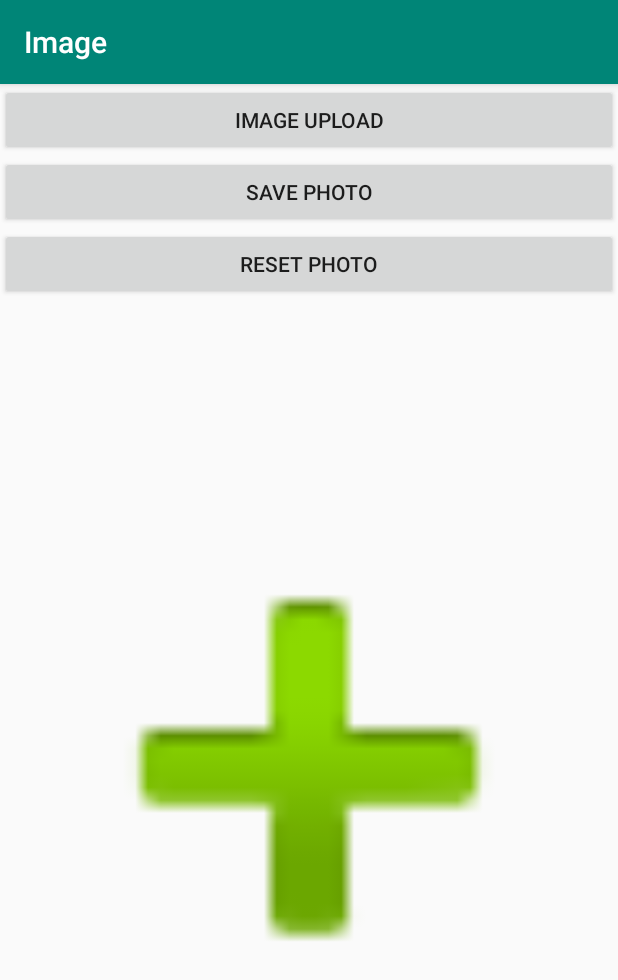
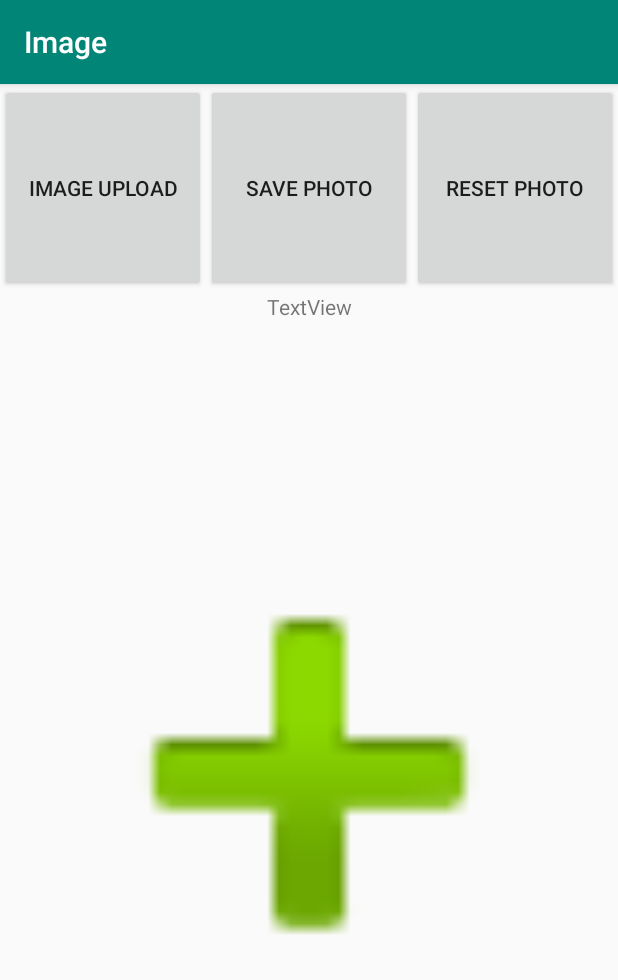
Before and after one commit to yaooo/Image_Sensor_Transformation, an Android app: the screen it shows after launch (MainActivity), on a phone screen of 412 x 824 dp. Shown: the top 980 px of the screen. Run offline under Robolectric (Android 15) with nearby library versions, the phone set to English and light mode, and no system bars; libraries missing offline, so code that uses them is left out: com.github.tbouron.shakedetector, com.mukesh.image_processing; 2 statements that could not run were skipped.

Commit message:
Added rotation filter, refactored UI buttons, identify which filter is applied

```diff
--- a/app/src/main/java/com/example/yash/image/MainActivity.java
+++ b/app/src/main/java/com/example/yash/image/MainActivity.java
@@ -29,6 +29,7 @@ import android.provider.MediaStore;
 import android.view.View;
 import android.widget.Button;
 import android.widget.ImageView;
+import android.widget.TextView;
 import android.widget.Toast;
 import com.example.yash.image.filter.filter;
 import com.github.tbouron.shakedetector.library.ShakeDetector;
@@ -38,6 +39,7 @@ import java.io.FileOutputStream;
 import java.io.IOException;
 import java.text.SimpleDateFormat;
 import java.util.Date;
+import com.mukesh.image_processing.ImageProcessor;
 
 
 public class MainActivity extends AppCompatActivity {
@@ -48,10 +50,11 @@ public class MainActivity extends AppCompatActivity {
     private static final int SENSOR_SENSITIVITY = 4;
     private static int RESULT_LOAD_IMAGE = 1;
     ImageView imageView;
+    TextView appliedFilter;
 
     // To store the path of the original image
     private static String path = "";
-
+    private int degrees = 0;
 
     /**
      * Create three sensors: accelerometer, magnetic_field, proximity
@@ -62,7 +65,7 @@ public class MainActivity extends AppCompatActivity {
         setContentView(R.layout.activity_main);
         imageView = findViewById(R.id.imageView);
         mSensorManager = (SensorManager) this.getSystemService(Context.SENSOR_SERVICE);
-
+        appliedFilter = findViewById(R.id.appliedFilter);
         mSensorListener = new SensorEventListener() {
             @Override
             public void onAccuracyChanged(Sensor arg0, int arg1) {
@@ -84,14 +87,14 @@ public class MainActivity extends AppCompatActivity {
 
                         float expectedMag = 50;
                         if (mag > 1.8*expectedMag || mag < 0.2*expectedMag) {
-                            Toast.makeText(getApplicationContext(),magentic, Toast.LENGTH_SHORT).show();
-                            Drawable d = imageView.getDrawable();
-
-                            //TODO
-                            d = convertToGrayscale(d);
-                            imageView.setImageDrawable(d);
+                            imageView.buildDrawingCache();
+                            Bitmap result= filter.magneticFilter(imageView.getDrawingCache());
+                            imageView.setImageBitmap(result);
+                            //Toast.makeText(getApplicationContext(),"Magnetic Filter!", Toast.LENGTH_SHORT).show();
+                            appliedFilter.setText("Magnetic Filter Applied!");
                         }
                     }else{
+                        appliedFilter.setText("");
                         imageView.setImageDrawable(Drawable.createFromPath(path));
                     }
                 }
@@ -100,16 +103,22 @@ public class MainActivity extends AppCompatActivity {
                 if (sensor.getType() == Sensor.TYPE_PROXIMITY) {
                     if(imageView.getDrawable() != null) {
                         if (event.values[0] >= -SENSOR_SENSITIVITY && event.values[0] <= SENSOR_SENSITIVITY) {
-                            Drawable d = convertToGrayscale(Drawable.createFromPath(path));
+                            //ImageProcessor imageProcessor = new ImageProcessor();
+                            Drawable d = imageView.getDrawable();
+                            d = convertToGrayscale(d);
                             imageView.setImageDrawable(d);
-                            Toast.makeText(getApplicationContext(), "near", Toast.LENGTH_SHORT).show();
+                            //Toast.makeText(getApplicationContext(),"Proximity Filter!", Toast.LENGTH_SHORT).show();
+                            appliedFilter.setText("Proximity Filter Applied!");
                         } else {
                             //far
+                            appliedFilter.setText("");
                             imageView.setImageDrawable(Drawable.createFromPath(path));
-                            Toast.makeText(getApplicationContext(), "far", Toast.LENGTH_SHORT).show();
+                            //Toast.makeText(getApplicationContext(), "far", Toast.LENGTH_SHORT).show();
                         }
                     }
                 }
+
+
             }
         };
 
@@ -119,10 +128,10 @@ public class MainActivity extends AppCompatActivity {
         ShakeDetector.create(this, new ShakeDetector.OnShakeListener() {
             @Override
             public void OnShake() {
-                Toast.makeText(getApplicationContext(), "Device shaken!", Toast.LENGTH_SHORT).show();
+                //Toast.makeText(getApplicationContext(),"Device Shaken!", Toast.LENGTH_SHORT).show();
                 imageView.buildDrawingCache();
                 Bitmap imageToSave = imageView.getDrawingCache();
-
+                appliedFilter.setText("Device Shaken!");
                 // Randomly pick a filter and make changes based on the current image
                 Bitmap newImg = filter.random(imageToSave);
                 imageView.setImageBitmap(newImg);
@@ -134,6 +143,27 @@ public class MainActivity extends AppCompatActivity {
         mSensorManager.registerListener(mSensorListener,
                 mSensorManager.getDefaultSensor(Sensor.TYPE_MAGNETIC_FIELD),
                 SensorManager.SENSOR_DELAY_GAME);
+        mSensorManager.registerListener(mSensorListener,
+                mSensorManager.getDefaultSensor(Sensor.TYPE_LIGHT),
+                SensorManager.SENSOR_DELAY_GAME);
+
+
+        imageView.setOnClickListener(new View.OnClickListener(){
+             @Override
+             public void onClick(View arg0) {
+                 if(imageView.getDrawable() != null) {
+                     degrees += 90;
+                     degrees = degrees % 360;
+                     imageView.setRotation(degrees);
+                     //Toast.makeText(getApplicationContext(),"Rotated!", Toast.LENGTH_SHORT).show();
+                     if (degrees!=0) {
+                         appliedFilter.setText("Rotated");
+                     }else{
+                         appliedFilter.setText("");
+                     }
+                 }
+             }
+        });
 
         Button buttonLoadImage = findViewById(R.id.buttonImage);
         buttonLoadImage.setOnClickListener(new View.OnClickListener() {
@@ -156,6 +186,7 @@ public class MainActivity extends AppCompatActivity {
         super.onResume();
         mSensorManager.registerListener(mSensorListener, mProximity, SensorManager.SENSOR_DELAY_NORMAL);
         mSensorManager.registerListener(mSensorListener, mSensorManager.getDefaultSensor(Sensor.TYPE_MAGNETIC_FIELD), SensorManager.SENSOR_DELAY_NORMAL);
+        mSensorManager.registerListener(mSensorListener, mSensorManager.getDefaultSensor(Sensor.TYPE_LIGHT), SensorManager.SENSOR_DELAY_NORMAL);
         ShakeDetector.start();
     }
 
--- a/app/src/main/java/com/example/yash/image/filter/filter.java
+++ b/app/src/main/java/com/example/yash/image/filter/filter.java
@@ -27,4 +27,10 @@ public class filter {
                 return resize;
         }
     }
+
+    public static Bitmap magneticFilter(Bitmap bitmap){
+        Bitmap resize = Bitmap.createScaledBitmap(bitmap,(int)(bitmap.getWidth()*0.6), (int)(bitmap.getHeight()*0.6), true);
+        ImageProcessor imageProcessor = new ImageProcessor();
+            return imageProcessor.applyFleaEffect(resize);
+    }
 }
--- a/app/src/main/res/layout/activity_main.xml
+++ b/app/src/main/res/layout/activity_main.xml
@@ -1,34 +1,62 @@
 <?xml version="1.0" encoding="utf-8"?>
 <LinearLayout xmlns:android="http://schemas.android.com/apk/res/android"
     xmlns:app="http://schemas.android.com/apk/res-auto"
+    xmlns:tools="http://schemas.android.com/tools"
     android:orientation="vertical" android:layout_width="match_parent"
-    android:layout_height="match_parent">
+    android:layout_height="match_parent"
+    android:weightSum="10">
+
+    <LinearLayout
+        android:layout_width="match_parent"
+        android:layout_height="match_parent"
+        android:gravity="center"
+        android:orientation="horizontal"
+        android:layout_weight="8">
 
         <Button
             android:id="@+id/buttonImage"
-        android:layout_width="fill_parent"
-        android:layout_height="wrap_content"
-        android:text="Image Upload" />
+            android:layout_width="0px"
+            android:layout_height="match_parent"
+            android:text="Image Upload"
+            android:layout_weight="1"/>
 
         <Button
 
-        android:layout_width="fill_parent"
-        android:layout_height="wrap_content"
+            android:layout_width="0px"
+            android:layout_height="match_parent"
             android:onClick="savePhoto"
-        android:text="Save Photo" />
+            android:text="Save Photo"
+            android:layout_weight="1"/>
 
         <Button
 
-        android:layout_width="fill_parent"
+            android:layout_width="0px"
+            android:layout_height="match_parent"
+            android:onClick="resetPhoto"
+            android:text="Reset Photo"
+            android:layout_weight="1"/>
+    </LinearLayout>
+
+    <TextView
+        android:id="@+id/appliedFilter"
+        android:layout_width="match_parent"
         android:layout_height="wrap_content"
-        android:onClick="resetPhoto"
-        android:text="Reset Photo" />
+        android:gravity="center"
+        android:text="TextView"
+        tools:layout_width="match_parent" />
 
     <ImageView
         android:id="@+id/imageView"
         android:layout_width="match_parent"
         android:layout_height="match_parent"
-        app:srcCompat="@android:drawable/ic_input_add" />
+        android:layout_weight="2"
+        android:adjustViewBounds="true"
+        android:clickable="true"
+        android:paddingLeft="15dp"
+        android:paddingRight="15dp"
+        android:paddingBottom="5dp"
+        app:srcCompat="@android:drawable/ic_input_add"
+        tools:layout_width="match_parent" />
 
 
 </LinearLayout>
```
Lines whose indentation alone changed are shown as unchanged.
